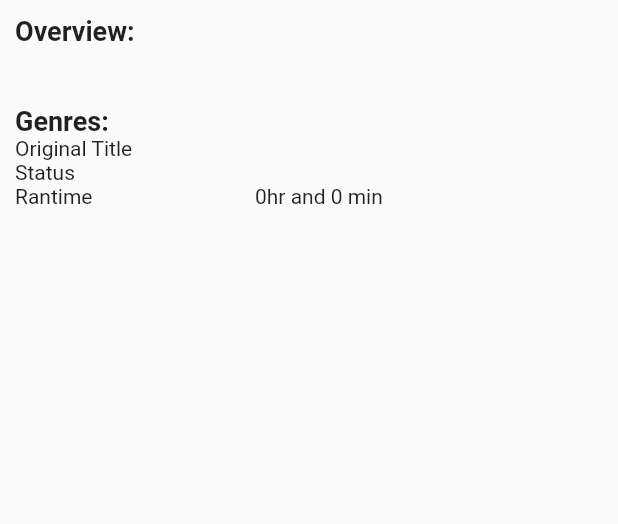
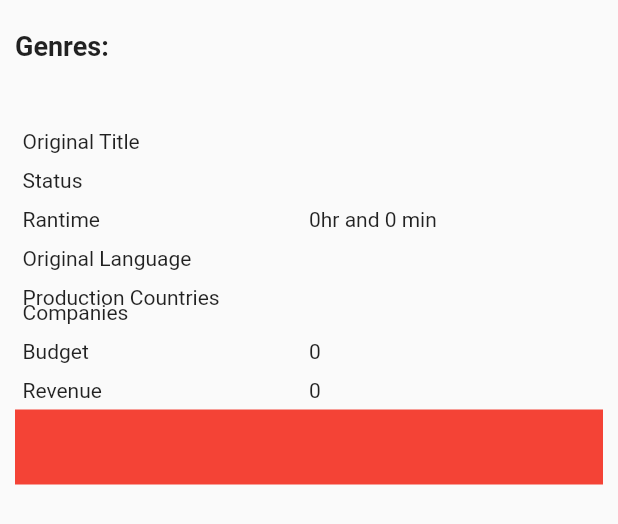
Before and after one commit to suad-mo/tmdb, a Flutter app: the AboutTab widget shown alone on an empty page, opened directly with empty values, on a phone screen of 412 x 824 dp. Shown: the top 524 px of the screen. Run offline on Flutter 3.47's test engine with Material 2 defaults, Android fonts, the phone set to English and light mode, and no system bars; our stand-ins replace cached_network_image, card_swiper, flutter_svg; statements that could not run were skipped.

Commit message:
About Tab in Movie Page...

```diff
--- a/lib/screens/movie/tabs/about_tab.dart
+++ b/lib/screens/movie/tabs/about_tab.dart
@@ -15,21 +15,21 @@ class AboutTab extends StatelessWidget {
         mainAxisAlignment: MainAxisAlignment.start,
         crossAxisAlignment: CrossAxisAlignment.start,
         children: [
-          const Text(
-            'Overview:',
-            textAlign: TextAlign.start,
-            style: TextStyle(fontSize: 18, fontWeight: FontWeight.bold),
-          ),
-          const SizedBox(
-            height: 10,
-          ),
-          Text(
-            movie.overview ?? '',
-            textAlign: TextAlign.justify,
-            style: TextStyle(
-              fontSize: 16,
-            ),
-          ),
+          // const Text(
+          //   'Overview:',
+          //   textAlign: TextAlign.start,
+          //   style: TextStyle(fontSize: 18, fontWeight: FontWeight.bold),
+          // ),
+          // const SizedBox(
+          //   height: 10,
+          // ),
+          // Text(
+          //   movie.overview ?? '',
+          //   textAlign: TextAlign.justify,
+          //   style: TextStyle(
+          //     fontSize: 16,
+          //   ),
+          // ),
           const SizedBox(
             height: 10,
           ),
@@ -38,38 +38,186 @@ class AboutTab extends StatelessWidget {
             textAlign: TextAlign.start,
             style: TextStyle(fontSize: 18, fontWeight: FontWeight.bold),
           ),
-          Row(
-            children: _list(),
+          // Row(
+          //   children: _list(),
+          // ),
+          Container(
+            width: double.infinity,
+            height: 40,
+            child: ListView.builder(
+              scrollDirection: Axis.horizontal,
+              itemCount: movie.genres?.length ?? 0,
+              itemBuilder: ((context, index) {
+                return Padding(
+                  padding: const EdgeInsets.all(4.0),
+                  child: OutlinedButton(
+                    style: OutlinedButton.styleFrom(
+                      backgroundColor: Colors.black12,
                     ),
-          Row(
-            mainAxisAlignment: MainAxisAlignment.spaceBetween,
+                    onPressed: (() {
+                      print(movie.genres?[index].id.toString());
+                    }),
+
+                    // style: OutlinedButtonTheme.of(context).style.backgroundColor:,
+                    child: Text(
+                      movie.genres?[index].name ?? '',
+                      style: const TextStyle(
+                        // background: Paint()..color,
+                        color: Colors.black87,
+                        fontWeight: FontWeight.bold,
+                      ),
+                    ),
+                  ),
+                );
+              }),
+            ),
+          ),
+          Padding(
+            padding: const EdgeInsets.all(5),
+            child: Row(
+              // mainAxisAlignment: MainAxisAlignment.spaceBetween,
               children: [
-              const Text('Original Title'),
-              const SizedBox(width: 5),
-              Text(movie.originalTitle ?? 'Original Title')
+                Expanded(child: const Text('Original Title')),
+                Expanded(child: Text(movie.originalTitle ?? 'Original Title'))
               ],
             ),
-          Row(
-            mainAxisAlignment: MainAxisAlignment.spaceBetween,
+          ),
+          Padding(
+            padding: const EdgeInsets.all(5),
+            child: Row(
+              // mainAxisAlignment: MainAxisAlignment.spaceBetween,
               children: [
-              const Text('Status'),
-              const SizedBox(width: 5),
-              Text(movie.status ?? 'Status')
+                Expanded(child: const Text('Status')),
+                Expanded(child: Text(movie.status ?? 'Status'))
               ],
             ),
-          Row(
-            // mainAxisAlignment: MainAxisAlignment.start,
+          ),
+          Padding(
+            padding: const EdgeInsets.all(5),
+            child: Row(
+              // mainAxisAlignment: MainAxisAlignment.spaceBetween,
               children: [
-              const SizedBox(width: 150, child: Text('Rantime')),
-              const SizedBox(width: 10),
+                Expanded(child: Text('Rantime')),
+                Expanded(
+                    child: Text(
+                  '${movie.runtime! ~/ 60}hr and ${movie.runtime! - (movie.runtime! ~/ 60) * 60} min',
+                ))
+              ],
+            ),
+          ),
+          Padding(
+            padding: const EdgeInsets.all(5),
+            child: Row(
+              // mainAxisAlignment: MainAxisAlignment.spaceBetween,
+              children: [
+                Expanded(child: const Text('Original Language')),
+                Expanded(
+                    child: Text(movie.originalLanguage ?? 'Original Language'))
+              ],
+            ),
+          ),
+          Padding(
+            padding: const EdgeInsets.all(5),
+            child: Row(
+              // mainAxisAlignment: MainAxisAlignment.spaceBetween,
+              children: [
+                Expanded(
+                  child: Align(
+                    heightFactor:
+                        (movie.productionCountries?.length ?? 1).toDouble(),
+                    // height: (movie.productionCountries?.length ?? 1) * 20,
+                    // height: double.maxFinite,
+                    // constraints: BoxConstraints.),
+                    alignment: Alignment.topLeft,
+                    // color: Colors.amberAccent,
+                    child: Text(
+                      'Production Countries',
+                      textAlign: TextAlign.left,
+                    ),
+                  ),
+                ),
+                Expanded(
+                  child: Column(
+                    crossAxisAlignment: CrossAxisAlignment.start,
+                    children: movie.productionCountries!
+                        .map(
+                          (e) => Row(
+                            mainAxisSize: MainAxisSize.min,
+                            children: [
                               Text(
-                '${movie.runtime! ~/ 60}hr and ${movie.runtime! - (movie.runtime! ~/ 60) * 60} min',
-                softWrap: true,
-                maxLines: 2,
-                overflow: TextOverflow.ellipsis,
-                // textAlign: TextAlign.start,
+                                e.name ?? 'Original Language',
+                                textAlign: TextAlign.start,
                               ),
+                              Icon(IconData(10, matchTextDirection: true)),
                             ],
+                          ),
+                        )
+                        .toList(),
+                  ),
+                )
+              ],
+            ),
+          ),
+          Padding(
+            padding: const EdgeInsets.all(5),
+            child: Row(
+              // mainAxisAlignment: MainAxisAlignment.spaceBetween,
+              children: [
+                Expanded(
+                  child: Text(
+                    'Companies',
+                    textAlign: TextAlign.left,
+                  ),
+                ),
+                Expanded(
+                  child: Column(
+                    crossAxisAlignment: CrossAxisAlignment.start,
+                    children: movie.productionCompanies!
+                        .map(
+                          (e) => Text(
+                            e.name ?? 'Original Language',
+                            textAlign: TextAlign.start,
+                          ),
+                        )
+                        .toList(),
+                  ),
+                )
+              ],
+            ),
+          ),
+          Padding(
+            padding: const EdgeInsets.all(5),
+            child: Row(
+              // mainAxisAlignment: MainAxisAlignment.spaceBetween,
+              children: [
+                Expanded(child: const Text('Budget')),
+                Expanded(child: Text(movie.budget?.toString() ?? 'Budget'))
+              ],
+            ),
+          ),
+          Padding(
+            padding: const EdgeInsets.all(5),
+            child: Row(
+              // mainAxisAlignment: MainAxisAlignment.spaceBetween,
+              children: [
+                Expanded(child: const Text('Revenue')),
+                Expanded(child: Text(movie.revenue?.toString() ?? 'Budget'))
+              ],
+            ),
+          ),
+          Container(
+            width: double.infinity,
+            height: 50,
+            color: Colors.red,
+            child: ListView.builder(
+                scrollDirection: Axis.horizontal,
+                itemCount: movie.productionCountries?.length ?? 0,
+                itemBuilder: ((context, index) => Container(
+                      padding: EdgeInsets.all(5),
+                      color: Colors.blue,
+                      child: Text(movie.productionCountries![index].iso31661 ??
+                          'iso31661'),
+                    ))),
           ),
         ],
       ),
```
Also changed, not shown: pubspec.lock. Lines whose indentation alone changed are shown as unchanged.
